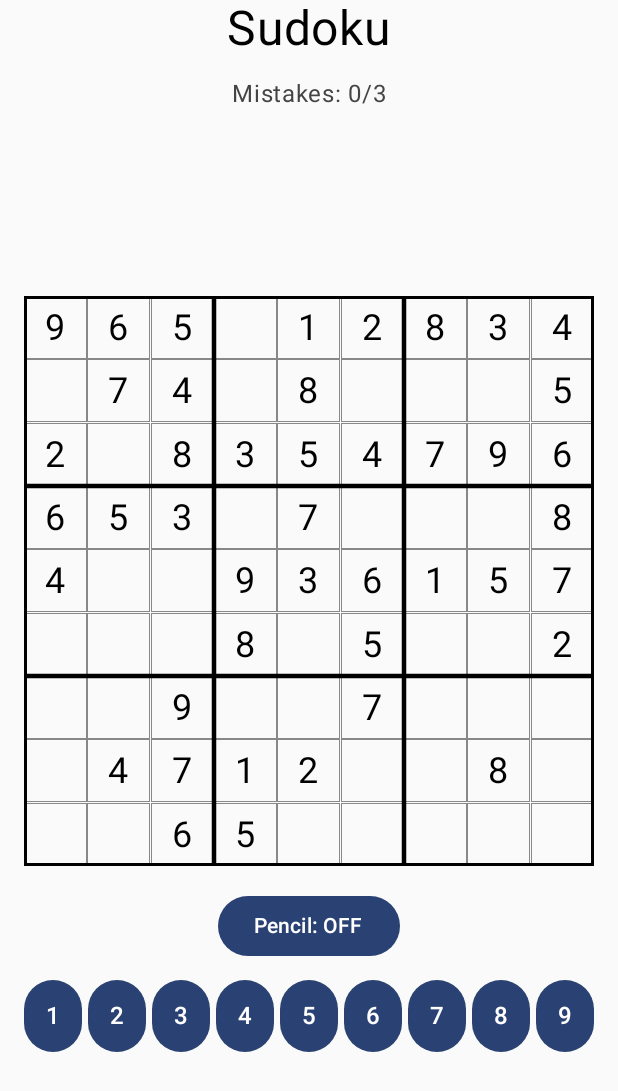
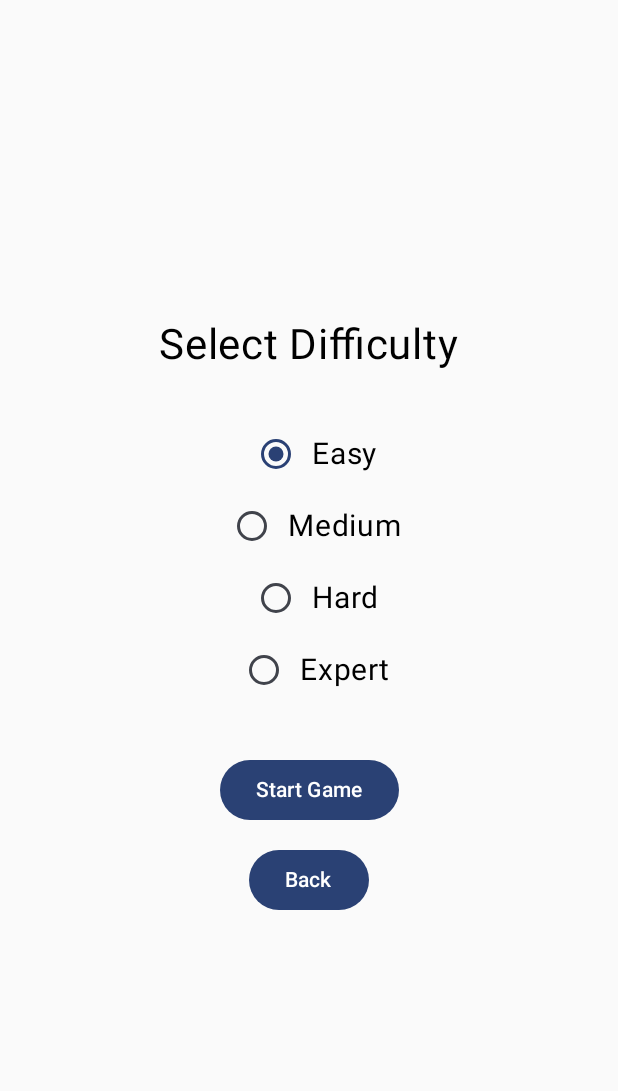
Before and after one commit to kotborisvchemsecret-cpu/Neat_Sudoku, an Android app built with Jetpack Compose: the screen it shows after launch (MainActivity), after a tap on "New Game", on a phone screen of 412 x 824 dp. Shown: the top 1091 px of the screen. Run offline under Robolectric (Android 15) with nearby library versions, the phone set to English and light mode, and no system bars.

Commit message:
Difficulty selection

```diff
--- a/app/src/main/java/com/example/neatsudoku/ui/navigation/AppNavigation.kt
+++ b/app/src/main/java/com/example/neatsudoku/ui/navigation/AppNavigation.kt
@@ -14,23 +14,25 @@ import androidx.lifecycle.viewmodel.compose.viewModel
 import androidx.navigation.compose.NavHost
 import androidx.navigation.compose.composable
 import androidx.navigation.compose.rememberNavController
+import com.example.neatsudoku.domain.model.Difficulty
+import com.example.neatsudoku.ui.screens.difficulty.DifficultySelectionScreen
 import com.example.neatsudoku.ui.screens.game.GameOverScreen
 import com.example.neatsudoku.ui.screens.game.GameScreen
 import com.example.neatsudoku.ui.screens.game.WinScreen
 import com.example.neatsudoku.ui.screens.mainmenu.MainMenuScreen
 import com.example.neatsudoku.ui.screens.settings.SettingsScreen
 import com.example.neatsudoku.ui.viewmodel.GameViewModel
+import androidx.core.content.edit
 
 @Composable
 fun AppNavigation() {
     val navController = rememberNavController()
 
-    // Shared ViewModel for the entire navigation host.
+    // Shared game ViewModel
     val gameViewModel: GameViewModel = viewModel()
-
     val gameState by gameViewModel.uiState.collectAsState()
 
-    // Persistent color preferences.
+    // Saved color preferences
     val context = LocalContext.current
 
     val preferences = remember {
@@ -75,11 +77,9 @@ fun AppNavigation() {
                         !gameState.isGameOver,
 
                 onNewGameClick = {
-                    gameViewModel.startNewGame()
-
-                    navController.navigate(Screen.Game.route) {
-                        launchSingleTop = true
-                    }
+                    navController.navigate(
+                        Screen.DifficultySelection.route
+                    )
                 },
 
                 onContinueClick = {
@@ -92,6 +92,27 @@ fun AppNavigation() {
 
                 onSettingsClick = {
                     navController.navigate(Screen.Settings.route)
+                }
+            )
+        }
+
+        // DIFFICULTY SELECTION
+        composable(Screen.DifficultySelection.route) {
+            DifficultySelectionScreen(
+                onStartGame = { difficulty: Difficulty ->
+
+                    gameViewModel.startNewGame(difficulty)
+
+                    navController.navigate(Screen.Game.route) {
+                        popUpTo(Screen.DifficultySelection.route) {
+                            inclusive = true
+                        }
+                        launchSingleTop = true
+                    }
+                },
+
+                onBackClick = {
+                    navController.popBackStack()
                 }
             )
         }
@@ -134,22 +155,21 @@ fun AppNavigation() {
                 onIncorrectColorChange = { color ->
                     incorrectNumberColor = color
 
-                    preferences.edit()
-                        .putInt("incorrect_color", color.toArgb())
-                        .apply()
+                    preferences.edit {
+                        putInt("incorrect_color", color.toArgb())
+                    }
                 }
             )
         }
 
-        // WIN SCREEN
+        // WIN
         composable(Screen.Win.route) {
             WinScreen(
                 onPlayAgainClick = {
-                    gameViewModel.startNewGame()
-
-                    navController.navigate(Screen.Game.route) {
+                    navController.navigate(
+                        Screen.DifficultySelection.route
+                    ) {
                         popUpTo(Screen.MainMenu.route)
-                        launchSingleTop = true
                     }
                 },
 
@@ -162,15 +182,14 @@ fun AppNavigation() {
             )
         }
 
-        // GAME OVER SCREEN
+        // GAME OVER
         composable(Screen.GameOver.route) {
             GameOverScreen(
                 onTryAgainClick = {
-                    gameViewModel.startNewGame()
-
-                    navController.navigate(Screen.Game.route) {
+                    navController.navigate(
+                        Screen.DifficultySelection.route
+                    ) {
                         popUpTo(Screen.MainMenu.route)
-                        launchSingleTop = true
                     }
                 },
 
--- a/app/src/main/java/com/example/neatsudoku/ui/navigation/Screen.kt
+++ b/app/src/main/java/com/example/neatsudoku/ui/navigation/Screen.kt
@@ -2,6 +2,7 @@ package com.example.neatsudoku.ui.navigation
 
 sealed class Screen(val route: String) {
     data object  MainMenu : Screen("main_menu")
+    data object DifficultySelection : Screen("difficulty_selection")
     data object Game : Screen("game")
     data object Settings : Screen("settings")
     data object Win : Screen("win")
--- /dev/null
+++ b/app/src/main/java/com/example/neatsudoku/ui/screens/difficulty/DifficultySelectionScreen.kt
@@ -0,0 +1,84 @@
+package com.example.neatsudoku.ui.screens.difficulty
+
+import androidx.compose.foundation.layout.Arrangement
+import androidx.compose.foundation.layout.Column
+import androidx.compose.foundation.layout.Row
+import androidx.compose.foundation.layout.Spacer
+import androidx.compose.foundation.layout.fillMaxSize
+import androidx.compose.foundation.layout.height
+import androidx.compose.foundation.layout.padding
+import androidx.compose.material3.Button
+import androidx.compose.material3.RadioButton
+import androidx.compose.material3.Text
+import androidx.compose.runtime.Composable
+import androidx.compose.runtime.getValue
+import androidx.compose.runtime.mutableStateOf
+import androidx.compose.runtime.remember
+import androidx.compose.runtime.setValue
+import androidx.compose.ui.Alignment
+import androidx.compose.ui.Modifier
+import androidx.compose.ui.unit.dp
+import androidx.compose.ui.unit.sp
+import com.example.neatsudoku.domain.model.Difficulty
+
+@Composable
+fun DifficultySelectionScreen(
+    onStartGame: (Difficulty) -> Unit,
+    onBackClick: () -> Unit
+) {
+    var selectedDifficulty by remember {
+        mutableStateOf(Difficulty.EASY)
+    }
+
+    Column(
+        modifier = Modifier
+            .fillMaxSize()
+            .padding(24.dp),
+        horizontalAlignment = Alignment.CenterHorizontally,
+        verticalArrangement = Arrangement.Center
+    ) {
+        Text(
+            text = "Select Difficulty",
+            fontSize = 28.sp
+        )
+
+        Spacer(modifier = Modifier.height(32.dp))
+
+        Difficulty.entries.forEach { difficulty ->
+            Row(
+                verticalAlignment = Alignment.CenterVertically
+            ) {
+                RadioButton(
+                    selected = selectedDifficulty == difficulty,
+                    onClick = {
+                        selectedDifficulty = difficulty
+                    }
+                )
+
+                Text(
+                    text = difficulty.name.lowercase()
+                        .replaceFirstChar { it.uppercase() },
+                    fontSize = 20.sp
+                )
+            }
+        }
+
+        Spacer(modifier = Modifier.height(32.dp))
+
+        Button(
+            onClick = {
+                onStartGame(selectedDifficulty)
+            }
+        ) {
+            Text("Start Game")
+        }
+
+        Spacer(modifier = Modifier.height(12.dp))
+
+        Button(
+            onClick = onBackClick
+        ) {
+            Text("Back")
+        }
+    }
+}
--- a/app/src/main/java/com/example/neatsudoku/ui/screens/game/GameScreen.kt
+++ b/app/src/main/java/com/example/neatsudoku/ui/screens/game/GameScreen.kt
@@ -18,8 +18,8 @@ import androidx.compose.foundation.layout.fillMaxWidth
 import androidx.compose.foundation.layout.height
 import androidx.compose.foundation.layout.offset
 import androidx.compose.foundation.layout.padding
-import androidx.compose.foundation.layout.safeDrawing
 import androidx.compose.foundation.layout.size
+import androidx.compose.foundation.layout.statusBars
 import androidx.compose.foundation.layout.windowInsetsTopHeight
 import androidx.compose.material3.Button
 import androidx.compose.material3.Text
@@ -93,12 +93,13 @@ fun GameScreen(
         modifier = Modifier
             .fillMaxSize()
             .padding(horizontal = 16.dp),
-        horizontalAlignment = Alignment.CenterHorizontally
+        horizontalAlignment = Alignment.CenterHorizontally,
+        verticalArrangement = Arrangement.Top
     ) {
-        // Respect the status bar and camera cutout.
+        // Keep the title below the status bar and camera area.
         Spacer(
             modifier = Modifier.windowInsetsTopHeight(
-                WindowInsets.safeDrawing
+                WindowInsets.statusBars
             )
         )
 
@@ -107,14 +108,15 @@ fun GameScreen(
             fontSize = 32.sp
         )
 
-        Spacer(modifier = Modifier.height(12.dp))
+        Spacer(modifier = Modifier.height(4.dp))
 
         Text(
             text = "Mistakes: ${uiState.mistakes}/${GameViewModel.MAX_MISTAKES}",
             color = if (uiState.mistakes > 0) Color.Red else Color.DarkGray
         )
 
-        Spacer(modifier = Modifier.weight(1f))
+        // Keep the grid close to the header.
+        Spacer(modifier = Modifier.height(16.dp))
 
         SudokuGrid(
             board = game.board,
@@ -127,7 +129,7 @@ fun GameScreen(
             }
         )
 
-        Spacer(modifier = Modifier.height(16.dp))
+        Spacer(modifier = Modifier.height(25.dp))
 
         Button(
             onClick = {
@@ -143,7 +145,7 @@ fun GameScreen(
             )
         }
 
-        Spacer(modifier = Modifier.height(12.dp))
+        Spacer(modifier = Modifier.height(4.dp))
 
         NumberRow(
             onNumberClick = { number ->
@@ -155,8 +157,6 @@ fun GameScreen(
                 }
             }
         )
-
-        Spacer(modifier = Modifier.weight(1f))
     }
 }
 
--- a/app/src/main/java/com/example/neatsudoku/ui/viewmodel/GameUiState.kt
+++ b/app/src/main/java/com/example/neatsudoku/ui/viewmodel/GameUiState.kt
@@ -1,9 +1,11 @@
 package com.example.neatsudoku.ui.viewmodel
 
+import com.example.neatsudoku.domain.model.Difficulty
 import com.example.neatsudoku.domain.model.SudokuGame
 
-data class GameUiState (
+data class GameUiState(
     val game: SudokuGame? = null,
+    val difficulty: Difficulty = Difficulty.EASY,
     val isWon: Boolean = false,
     val isGameOver: Boolean = false,
     val mistakes: Int = 0,
--- a/app/src/main/java/com/example/neatsudoku/ui/viewmodel/GameViewModel.kt
+++ b/app/src/main/java/com/example/neatsudoku/ui/viewmodel/GameViewModel.kt
@@ -1,26 +1,43 @@
 package com.example.neatsudoku.ui.viewmodel
 
-import androidx.lifecycle.ViewModel
+import android.app.Application
+import androidx.lifecycle.AndroidViewModel
+import com.example.neatsudoku.data.repository.GameProgressRepository
 import com.example.neatsudoku.domain.model.Difficulty
 import com.example.neatsudoku.domain.service.SudokuGameService
 import kotlinx.coroutines.flow.MutableStateFlow
 import kotlinx.coroutines.flow.StateFlow
 import kotlinx.coroutines.flow.asStateFlow
 
-class GameViewModel : ViewModel() {
+class GameViewModel(application: Application) : AndroidViewModel(application) {
 
     companion object {
         const val MAX_MISTAKES = 3
     }
 
     private val gameService = SudokuGameService()
+    private val progressRepository = GameProgressRepository(application)
 
-    private val _uiState = MutableStateFlow(GameUiState())
+    private val _uiState = MutableStateFlow(
+        progressRepository.load() ?: GameUiState()
+    )
+
     val uiState: StateFlow<GameUiState> = _uiState.asStateFlow()
+
+    private fun updateState(newState: GameUiState) {
+        _uiState.value = newState
+        progressRepository.save(newState)
+    }
 
     fun startNewGame(difficulty: Difficulty = Difficulty.EASY) {
         val game = gameService.createNewGame(difficulty)
-        _uiState.value = GameUiState(game = game)
+
+        updateState(
+            GameUiState(
+                game = game,
+                difficulty = difficulty
+            )
+        )
     }
 
     fun ensureGameExists() {
@@ -34,9 +51,11 @@ class GameViewModel : ViewModel() {
 
         if (state.isWon || state.isGameOver) return
 
-        _uiState.value = state.copy(
+        updateState(
+            state.copy(
                 selectedRow = row,
                 selectedColumn = column
+            )
         )
     }
 
@@ -51,7 +70,6 @@ class GameViewModel : ViewModel() {
 
         if (cell.isGiven || cell.value == correctValue) return
 
-        // An incorrect entry can be removed by tapping the same number again.
         if ((row to column) in state.incorrectCells) {
             if (state.isPencilMode || cell.value != value) return
         }
@@ -114,12 +132,14 @@ class GameViewModel : ViewModel() {
                             game.solution.cells[currentCell.row][currentCell.column].value
                 }
 
-        _uiState.value = state.copy(
+        updateState(
+            state.copy(
                 game = game.copy(board = updatedBoard),
                 incorrectCells = updatedIncorrectCells,
                 mistakes = updatedMistakes,
                 isWon = isWon,
                 isGameOver = isGameOver
+            )
         )
     }
 
@@ -128,8 +148,10 @@ class GameViewModel : ViewModel() {
 
         if (state.isWon || state.isGameOver) return
 
-        _uiState.value = state.copy(
+        updateState(
+            state.copy(
                 isPencilMode = !state.isPencilMode
+            )
         )
     }
 }
```
Also changed, not shown: app/src/main/java/com/example/neatsudoku/data/repository/GameProgressRepository.kt (added, +170 -0 lines). Lines whose indentation alone changed are shown as unchanged.
